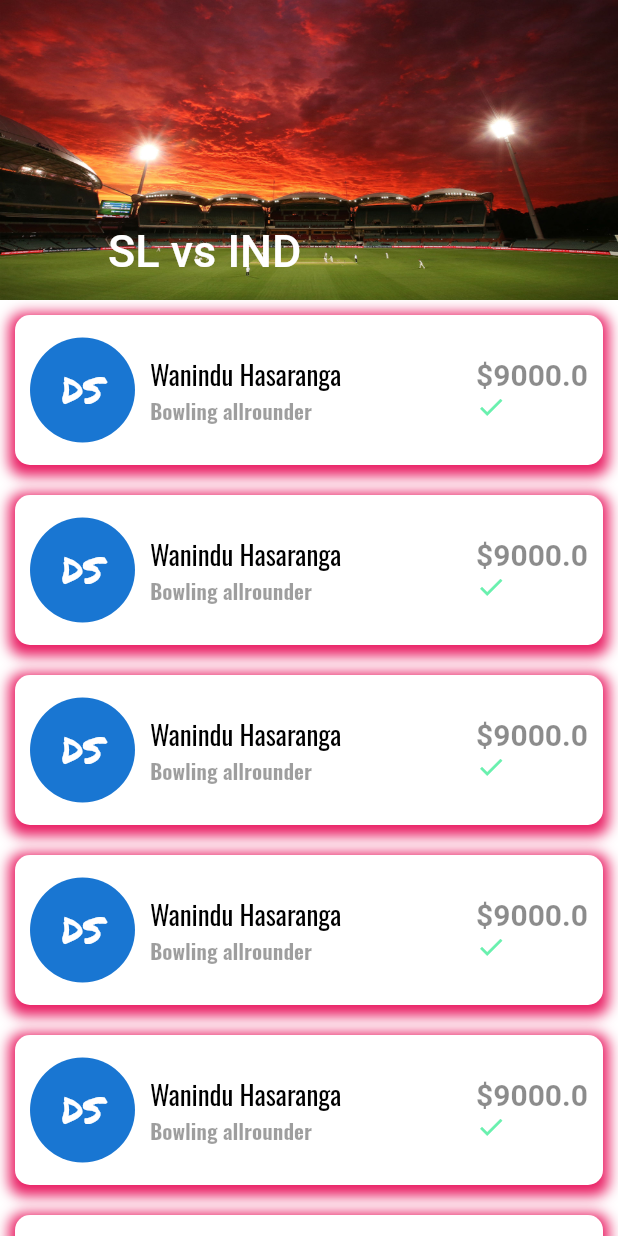
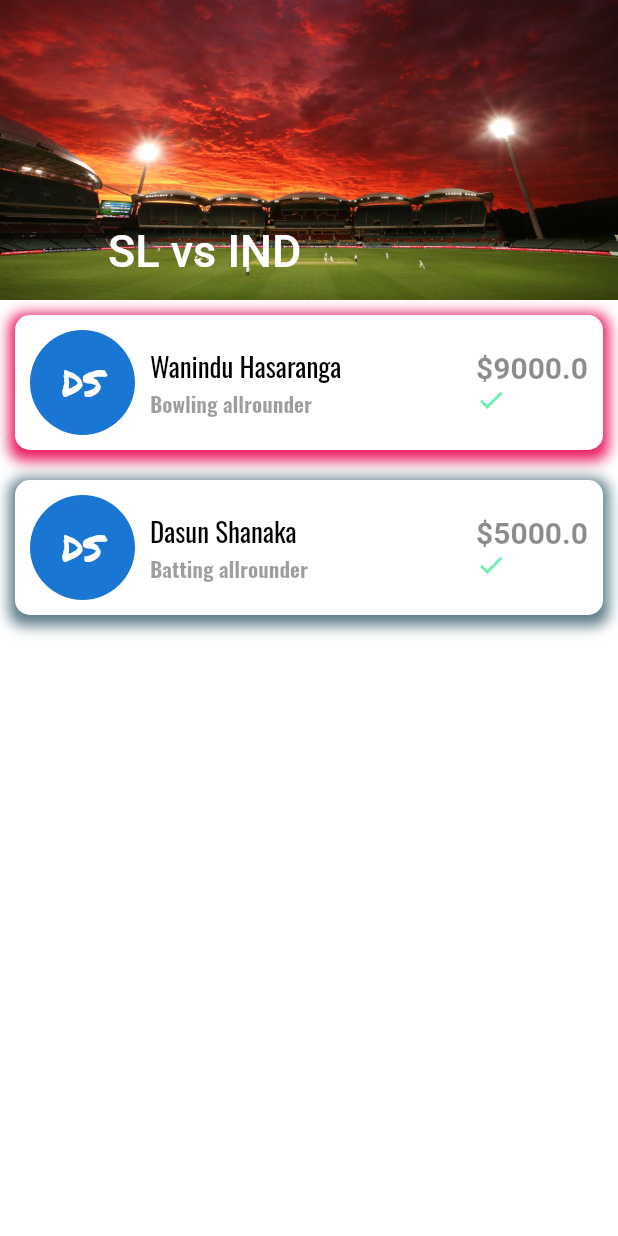
Before and after one commit to sukie2/flutter-smash-it-fantasy-league, a Flutter app: the screen it shows after launch, after a tap on "DS", on a phone screen of 412 x 824 dp. Run offline on Flutter 3.47's test engine with Material 2 defaults, Android fonts, the phone set to English and light mode, and no system bars; our stand-ins replace google_fonts.

Commit message:
Player selection action added

```diff
--- /dev/null
+++ b/lib/models/player_row_data.dart
@@ -0,0 +1,8 @@
+import 'package:smash_it/models/player.dart';
+
+class PlayerRowData {
+  final Player player;
+  bool isSelected = false;
+
+  PlayerRowData(this.player);
+}
--- a/lib/screens/palyer_selection_screen.dart
+++ b/lib/screens/palyer_selection_screen.dart
@@ -1,5 +1,6 @@
 import 'package:flutter/material.dart';
 import 'package:smash_it/models/player.dart';
+import 'package:smash_it/models/player_row_data.dart';
 import 'package:smash_it/widgets/game_info_widget.dart';
 import 'package:smash_it/widgets/player_row.dart';
 
@@ -11,8 +12,10 @@ class PlayerSelectionScreen extends StatefulWidget {
 }
 
 class _PlayerSelectionScreenState extends State<PlayerSelectionScreen> {
-  var player1 = Player('Wanindu Hasaranga', 9000, 'Bowling allrounder');
-  var player2 = Player('Dasun Shanaka', 5000, 'Batting allrounder');
+  List<PlayerRowData> playerList = [
+    PlayerRowData(Player('Wanindu Hasaranga', 9000, 'Bowling allrounder')),
+    PlayerRowData(Player('Dasun Shanaka', 5000, 'Batting allrounder'))
+  ];
 
   @override
   Widget build(BuildContext context) {
@@ -28,13 +31,12 @@ class _PlayerSelectionScreenState extends State<PlayerSelectionScreen> {
             title: Text('SL vs IND'),
           ),
         ),
-        SliverFixedExtentList(
-          itemExtent: 120.0,
+        SliverList(
           delegate: SliverChildBuilderDelegate(
             (BuildContext context, int index) {
-              return PlayerRow(player1);
+              return PlayerRow(playerList[index]);
             },
-            childCount: 50,
+            childCount: 2, // 1000 list items
           ),
         ),
       ],
--- a/lib/widgets/player_row.dart
+++ b/lib/widgets/player_row.dart
@@ -1,17 +1,24 @@
 import 'package:flutter/material.dart';
 import 'package:google_fonts/google_fonts.dart';
 import 'package:smash_it/constants/text_constants.dart';
-import 'package:smash_it/models/player.dart';
+import 'package:smash_it/models/player_row_data.dart';
 
-class PlayerRow extends StatelessWidget {
-  final Player player;
-  PlayerRow(this.player);
+class PlayerRow extends StatefulWidget {
+  final PlayerRowData playerRow;
+  PlayerRow(this.playerRow);
 
+  @override
+  _PlayerRowState createState() => _PlayerRowState();
+}
+
+class _PlayerRowState extends State<PlayerRow> {
   @override
   Widget build(BuildContext context) {
     return InkWell(
       onTap: () {
-        print('tap');
+        setState(() {
+          widget.playerRow.isSelected = !widget.playerRow.isSelected;
+        });
       },
       child: Padding(
         padding: EdgeInsets.all(10),
@@ -21,7 +28,9 @@ class PlayerRow extends StatelessWidget {
             color: Colors.white,
             boxShadow: [
               BoxShadow(
-                color: Colors.pink, // .withOpacity(0.5),
+                color: widget.playerRow.isSelected
+                    ? Colors.pink
+                    : Colors.blueGrey, // .withOpacity(0.5),
                 spreadRadius: 4,
                 blurRadius: 7,
                 offset: Offset(0, 3), // changes position of shadow
@@ -32,7 +41,7 @@ class PlayerRow extends StatelessWidget {
             mainAxisAlignment: MainAxisAlignment.start,
             children: [
               Padding(
-                padding: EdgeInsets.only(left: 10, right: 10),
+                padding: EdgeInsets.all(10),
                 child: CircleAvatar(
                   radius: 35,
                   child: Text(
@@ -47,12 +56,12 @@ class PlayerRow extends StatelessWidget {
                 crossAxisAlignment: CrossAxisAlignment.start,
                 children: [
                   Text(
-                    player.name,
+                    widget.playerRow.player.name,
                     style: GoogleFonts.oswald(
                         textStyle: TextConstants.kPlayerName),
                   ),
                   Text(
-                    player.type,
+                    widget.playerRow.player.type,
                     style: GoogleFonts.oswald(
                         textStyle: TextConstants.kPlayerCategory),
                   ),
@@ -66,7 +75,7 @@ class PlayerRow extends StatelessWidget {
                   Padding(
                       padding: EdgeInsets.only(right: 10),
                       child: Text(
-                        '\$${player.cost}',
+                        '\$${widget.playerRow.player.cost}',
                         style: TextConstants.kPlayerCost,
                       )),
                   Icon(
```
